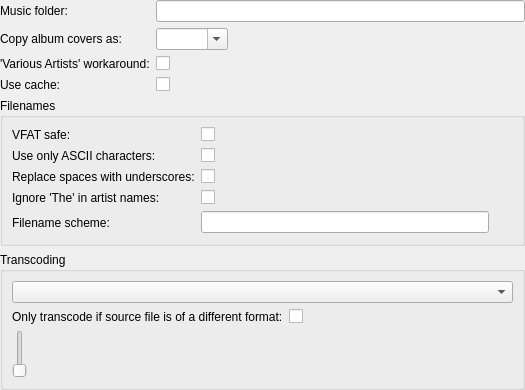
Above: devices/devicepropertieswidget.ui from polpo/cantata-mac before the change. Below: the same form after it.
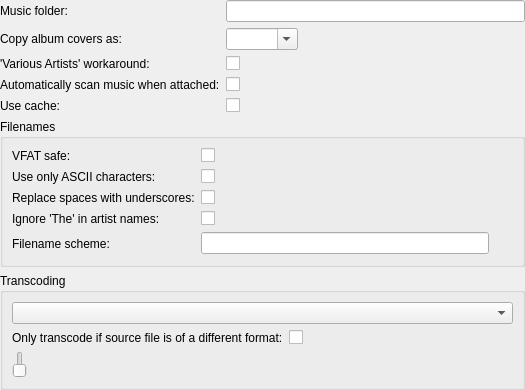
That is the form after the change. Custom widgets are drawn as their Qt base class.

```diff
--- a/devices/devicepropertieswidget.ui
+++ b/devices/devicepropertieswidget.ui
@@ -63,6 +63,19 @@
       <widget class="QCheckBox" name="fixVariousArtists"/>
      </item>
      <item row="3" column="0">
+      <widget class="QLabel" name="autoScanLabel">
+       <property name="text">
+        <string>Automatically scan music when attached:</string>
+       </property>
+       <property name="buddy">
+        <cstring>autoScan</cstring>
+       </property>
+      </widget>
+     </item>
+     <item row="3" column="1">
+      <widget class="QCheckBox" name="autoScan"/>
+     </item>
+     <item row="4" column="0">
       <widget class="QLabel" name="useCacheLabel">
        <property name="text">
         <string>Use cache:</string>
@@ -72,7 +85,7 @@
        </property>
       </widget>
      </item>
-     <item row="3" column="1">
+     <item row="4" column="1">
       <widget class="QCheckBox" name="useCache"/>
      </item>
     </layout>
```
Left out of the diff: 1 changed line with no effect on the pictures.
